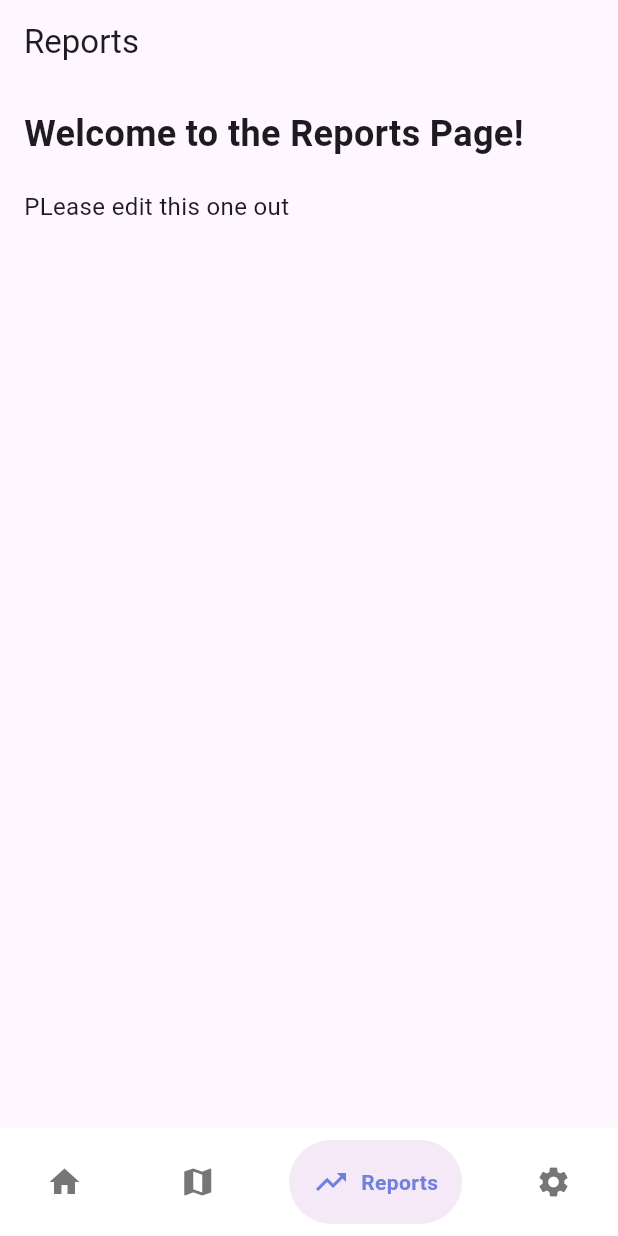
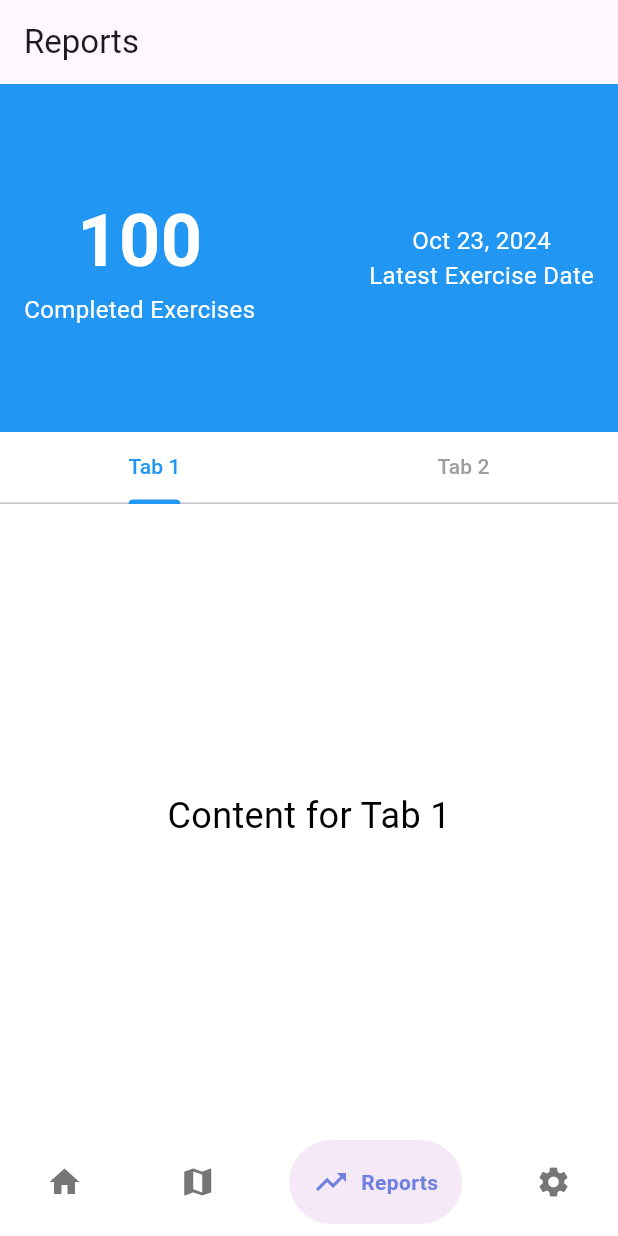
Before and after one commit to Kenneth-mijares/Uplift, a Flutter app: the screen it shows once a user with an empty profile is signed in, item 3 of the bottom bar chosen, on a phone screen of 412 x 824 dp. Run offline on Flutter 3.47's test engine with Material 3 defaults, Android fonts, the phone set to English and light mode, and no system bars; drawn by our look-alikes of google_nav_bar; our stand-ins replace firebase_auth, firebase_core, geolocator, google_fonts, youtube_player_flutter; missing offline and left inert: map_launcher; accounts and stored records are empty; statements that could not run were skipped.

Commit message:
added ui for settings and reports

```diff
--- a/lib/pages/maps page/maps_page.dart
+++ b/lib/pages/maps page/maps_page.dart
@@ -114,6 +114,7 @@ Future<void> _getUserLocation() async {
   @override
   Widget build(BuildContext context) {
     return Scaffold(
+      backgroundColor: Colors.white,
       appBar: AppBar(title: const Text('Map Coordinates')),
       body: Column(
         children: [
--- a/lib/pages/reports page/reports_page.dart
+++ b/lib/pages/reports page/reports_page.dart
@@ -6,31 +6,124 @@ class ReportsPage extends StatelessWidget {
   @override
   Widget build(BuildContext context) {
     return Scaffold(
+      backgroundColor: Colors.white,
       appBar: AppBar(
         title: const Text('Reports'),
       ),
-      body: const Padding(
-        padding: EdgeInsets.all(16.0),
-        child: Column(
+      body: Column(
         crossAxisAlignment: CrossAxisAlignment.start,
         children: [
+          // Blue box with text
+          Expanded(
+            flex: 2,
+            child: Container(
+              color: Colors.blue,
+              padding: const EdgeInsets.all(16.0),
+              child: const Row(
+                mainAxisAlignment: MainAxisAlignment.spaceBetween,
+                children: [
+                  Column(
+                    mainAxisAlignment: MainAxisAlignment.center,
+                    children: [
                       Text(
-              'Welcome to the Reports Page!',
+                        '100',
                         style: TextStyle(
-                fontSize: 24,
+                          color: Colors.white,
+                          fontSize: 48,
                           fontWeight: FontWeight.bold,
                         ),
                       ),
-            SizedBox(height: 20),
                       Text(
-              'PLease edit this one out',
-              style: TextStyle(fontSize: 16),
+                        'Completed Exercises',
+                        style: TextStyle(
+                          color: Colors.white,
+                          fontSize: 16,
                         ),
-            SizedBox(height: 20),
+                      ),
+                    ],
+                  ),
+                  Column(
+                    mainAxisAlignment: MainAxisAlignment.center,
+                    children: [
+                      Text(
+                        'Oct 23, 2024',
+                        style: TextStyle(
+                          color: Colors.white,
+                          fontSize: 16,
+                        ),
+                      ),
+                      Text(
+                        'Latest Exercise Date',
+                        style: TextStyle(
+                          color: Colors.white,
+                          fontSize: 16,
+                        ),
+                      ),
+                    ],
+                  ),
                 ],
               ),
             ),
+          ),
 
+          // Expanded section with tabs
+          Expanded(
+            flex: 4,
+            child: DefaultTabController(
+              length: 2, // Number of tabs
+              child: Column(
+                children: [
+                  // TabBar
+                  const TabBar(
+                    tabs: [
+                      Tab(text: 'Tab 1'),
+                      Tab(text: 'Tab 2'),
+                    ],
+                    labelColor: Colors.blue,
+                    unselectedLabelColor: Colors.grey,
+                    indicatorColor: Colors.blue,
+                  ),
+                  // TabBarView
+                  Expanded(
+                    child: TabBarView(
+                      children: [
+                        // Content for Tab 1
+                        Container(
+
+                          padding: const EdgeInsets.all(16.0),
+                          child: const Center(
+                            child: Text(
+                              'Content for Tab 1',
+                              style: TextStyle(
+                                color: Color.fromARGB(255, 0, 0, 0),
+                                fontSize: 24,
+                              ),
+                            ),
+                          ),
+                        ),
+                        // Content for Tab 2
+                        Container(
+
+                          padding: const EdgeInsets.all(16.0),
+                          child: const Center(
+                            child: Text(
+                              'Content for Tab 2',
+                              style: TextStyle(
+                                color: Color.fromARGB(255, 0, 0, 0),
+                                fontSize: 24,
+                              ),
+                            ),
+                          ),
+                        ),
+                      ],
+                    ),
+                  ),
+                ],
+              ),
+            ),
+          ),
+        ],
+      ),
     );
   }
 }
```
Also changed, not shown: lib/pages/settings page/settings_page.dart (+34 -12 lines). Lines whose indentation alone changed are shown as unchanged.
